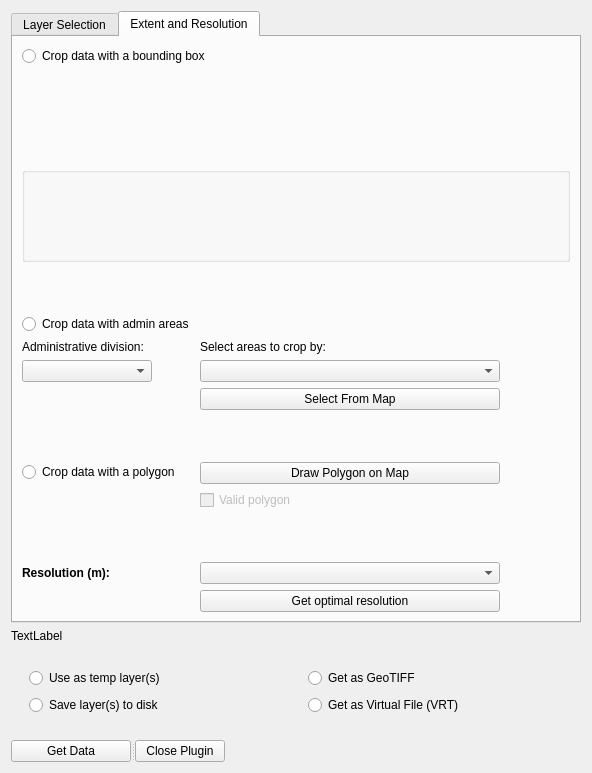
First picture: the form in geocubes_plugin_dialog_base.ui, repository geoportti/GeoCubes-Finland-QGIS-Plugin, before the edit.
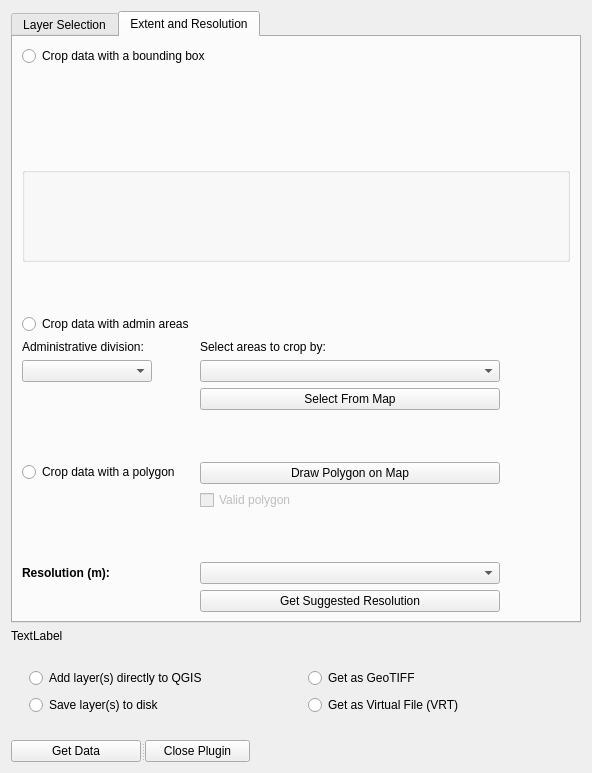
Second picture: the form after the edit. The open tabs and pages were chosen to show the change. Custom widgets are drawn as their Qt base class.

Commit message: Buttons for crop method turned inactive when not in use and multiple small adjustments

The edit to the form file:
```diff
--- a/geocubes_plugin_dialog_base.ui
+++ b/geocubes_plugin_dialog_base.ui
@@ -421,7 +421,7 @@
                 </size>
                </property>
                <property name="text">
-                <string>Get optimal resolution</string>
+                <string>Get Suggested Resolution</string>
                </property>
               </widget>
              </item>
@@ -486,7 +486,7 @@
               <string>Adds the data to QGIS as layers. To save layers locally, select &quot;Export&quot; and &quot;Save as...&quot;</string>
              </property>
              <property name="text">
-              <string>Use as temp layer(s)</string>
+              <string>Add layer(s) directly to QGIS</string>
              </property>
             </widget>
            </item>
@@ -573,7 +573,7 @@
         </property>
         <property name="maximumSize">
          <size>
-          <width>120</width>
+          <width>130</width>
           <height>60</height>
          </size>
         </property>
@@ -597,7 +597,7 @@
        <widget class="QPushButton" name="closeButton">
         <property name="maximumSize">
          <size>
-          <width>90</width>
+          <width>105</width>
           <height>40</height>
          </size>
         </property>
```
Left out of the diff: 6 changed lines with no effect on the pictures. The commit also changes 1 other file.
